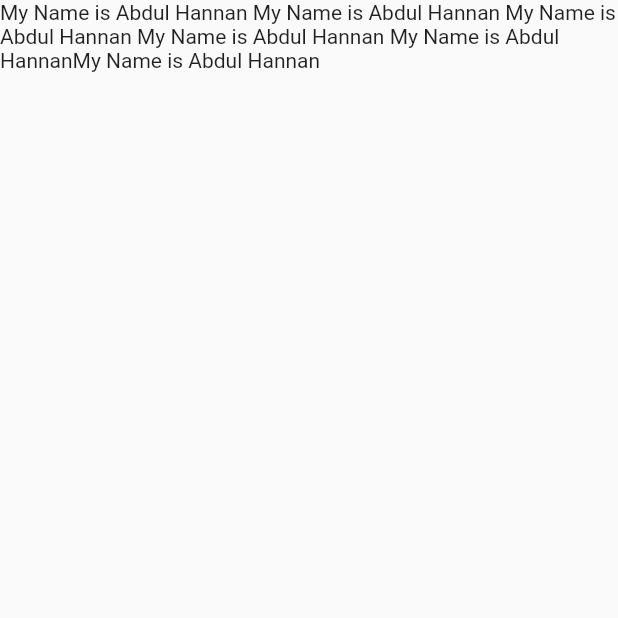
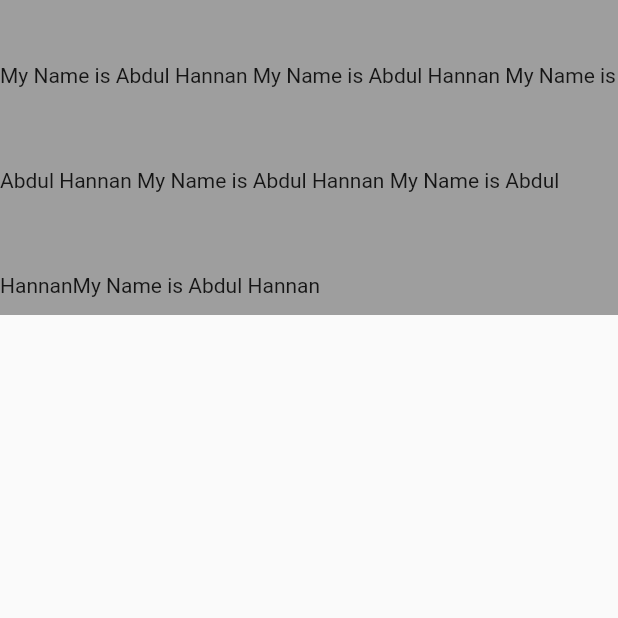
Before and after one commit to AbdulHannan-123/Text_Widget, a Flutter app: the screen it shows after launch, on a phone screen of 412 x 824 dp, the top half of it. Run offline on Flutter 3.47's test engine with Material 2 defaults, Android fonts, the phone set to English and light mode, and no system bars.

Commit message:
complete the properties of text widget

```diff
--- a/lib/main.dart
+++ b/lib/main.dart
@@ -29,10 +29,14 @@ class TextWidgetDemo extends StatelessWidget {
     return  SafeArea(
       child: Scaffold(
         body: Container(
-          height: 150,
+          color: Colors.grey,
+          // height: 150,
           child: Text(
             "My Name is Abdul Hannan My Name is Abdul Hannan My Name is Abdul Hannan My Name is Abdul Hannan My Name is Abdul HannanMy Name is Abdul Hannan",
             key: key,  // it identify the element tree of the current state of widget
+            style: TextStyle(
+              height: 5
+            ),
 
             // strutStyle:const StrutStyle(   // almost same as the TextStyle of the text
 
@@ -57,8 +61,20 @@ class TextWidgetDemo extends StatelessWidget {
 
             // semanticsLabel:  'Double dollars', //This is useful for replacing abbreviations or shorthands with the full text value:
 
+            // softWrap: false, // if fasle then try to adjust in single line or declear the infinite amount of width
 
+            // textAlign: TextAlign.left,  //just the alignment in the box
 
+            // textDirection: TextDirection.rtl,     //  it is for the lange rtl is for urdu arabic and ltr is for english
+
+            // textHeightBehavior: TextHeightBehavior(
+            //   // applyHeightToFirstAscent: false ,    // if you give the height then this property avoid the height at very top
+            //   // applyHeightToLastDescent: false  ,   // if you give the bottom then this property avoid the height at very bottom
+            //   // leadingDistribution: TextLeadingDistribution.proportional
+            // ),
+
+            // textWidthBasis:TextWidthBasis.longestLine ,   // this give the parent widget a width of longest line of text
+            // textWidthBasis:TextWidthBasis.parent ,       // this contains the length of his parent widget
           ),
         ),
       ),
```
